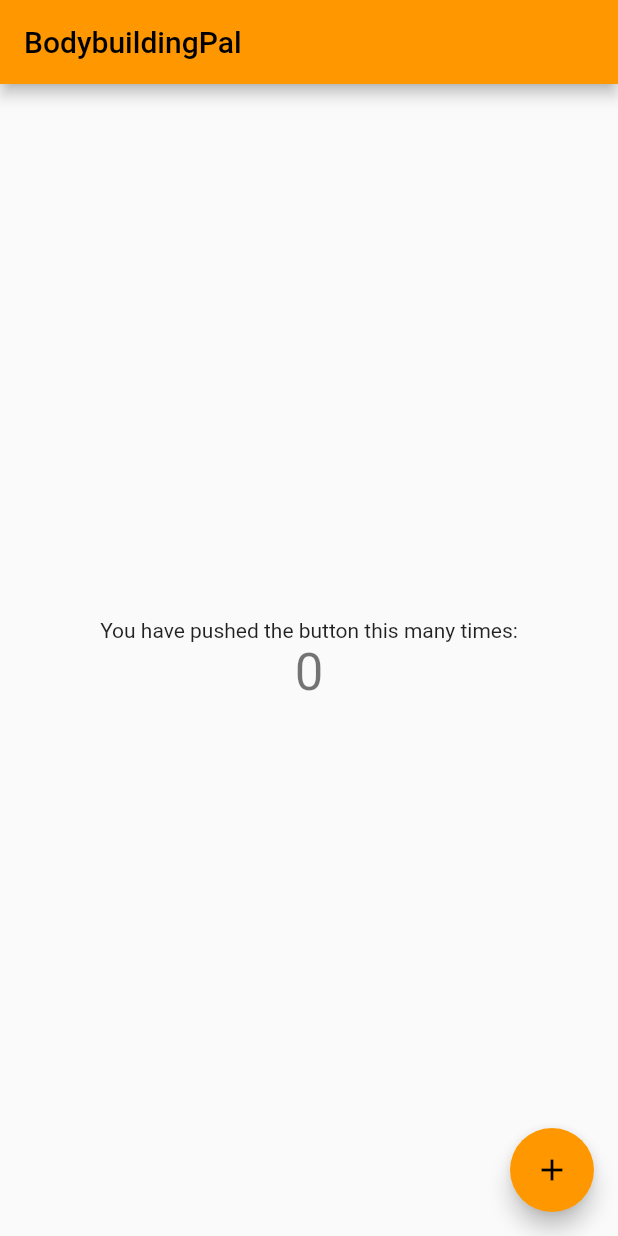
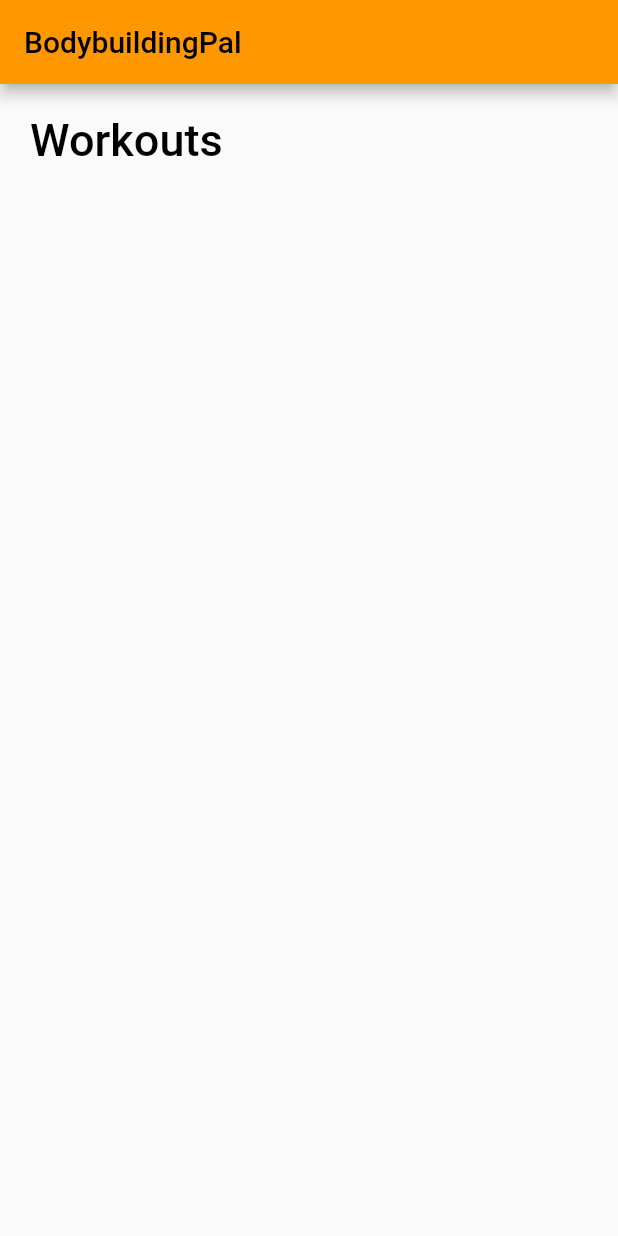
Before and after one commit to draff1800/bodybuildingpal, a Flutter app: the screen it shows after launch, on a phone screen of 412 x 824 dp. Run offline on Flutter 3.47's test engine with Material 2 defaults, Android fonts, the phone set to English and light mode, and no system bars.

Commit message:
Removed previous template. Added Workouts title to top left of page.

```diff
--- a/lib/main.dart
+++ b/lib/main.dart
@@ -1,115 +1,55 @@
 import 'package:flutter/material.dart';
 
-void main() {
-  runApp(const MyApp());
-}
+void main() => runApp(const MyApp());
 
 class MyApp extends StatelessWidget {
   const MyApp({Key? key}) : super(key: key);
 
-  // This widget is the root of your application.
+  static const String _title = 'BodybuildingPal';
+
   @override
   Widget build(BuildContext context) {
     return MaterialApp(
-      title: 'BodybuildingPal',
+      title: _title,
       theme: ThemeData(
-        // This is the theme of your application.
-        //
-        // Try running your application with "flutter run". You'll see the
-        // application has a blue toolbar. Then, without quitting the app, try
-        // changing the primarySwatch below to Colors.green and then invoke
-        // "hot reload" (press "r" in the console where you ran "flutter run",
-        // or simply save your changes to "hot reload" in a Flutter IDE).
-        // Notice that the counter didn't reset back to zero; the application
-        // is not restarted.
-        primarySwatch: Colors.orange,
+        primarySwatch: Colors.orange
       ),
-      home: const MyHomePage(title: 'BodybuildingPal'),
+      home: Scaffold(
+        appBar: AppBar(title: const Text(_title)),
+        body: const MyStatefulWidget(),
+      ),
     );
   }
 }
 
-class MyHomePage extends StatefulWidget {
-  const MyHomePage({Key? key, required this.title}) : super(key: key);
-
-  // This widget is the home page of your application. It is stateful, meaning
-  // that it has a State object (defined below) that contains fields that affect
-  // how it looks.
-
-  // This class is the configuration for the state. It holds the values (in this
-  // case the title) provided by the parent (in this case the App widget) and
-  // used by the build method of the State. Fields in a Widget subclass are
-  // always marked "final".
-
-  final String title;
+class MyStatefulWidget extends StatefulWidget {
+  const MyStatefulWidget({Key? key}) : super(key: key);
 
   @override
-  State<MyHomePage> createState() => _MyHomePageState();
+  State<MyStatefulWidget> createState() => _MyStatefulWidgetState();
 }
 
-class _MyHomePageState extends State<MyHomePage> {
-  int _counter = 0;
-
-  void _incrementCounter() {
-    setState(() {
-      // This call to setState tells the Flutter framework that something has
-      // changed in this State, which causes it to rerun the build method below
-      // so that the display can reflect the updated values. If we changed
-      // _counter without calling setState(), then the build method would not be
-      // called again, and so nothing would appear to happen.
-      _counter++;
-    });
-  }
+class _MyStatefulWidgetState extends State<MyStatefulWidget> {
+  TextEditingController nameController = TextEditingController();
+  TextEditingController passwordController = TextEditingController();
 
   @override
   Widget build(BuildContext context) {
-    // This method is rerun every time setState is called, for instance as done
-    // by the _incrementCounter method above.
-    //
-    // The Flutter framework has been optimized to make rerunning build methods
-    // fast, so that you can just rebuild anything that needs updating rather
-    // than having to individually change instances of widgets.
-    return Scaffold(
-      appBar: AppBar(
-        // Here we take the value from the MyHomePage object that was created by
-        // the App.build method, and use it to set our appbar title.
-        title: Text(widget.title),
-      ),
-      body: Center(
-        // Center is a layout widget. It takes a single child and positions it
-        // in the middle of the parent.
-        child: Column(
-          // Column is also a layout widget. It takes a list of children and
-          // arranges them vertically. By default, it sizes itself to fit its
-          // children horizontally, and tries to be as tall as its parent.
-          //
-          // Invoke "debug painting" (press "p" in the console, choose the
-          // "Toggle Debug Paint" action from the Flutter Inspector in Android
-          // Studio, or the "Toggle Debug Paint" command in Visual Studio Code)
-          // to see the wireframe for each widget.
-          //
-          // Column has various properties to control how it sizes itself and
-          // how it positions its children. Here we use mainAxisAlignment to
-          // center the children vertically; the main axis here is the vertical
-          // axis because Columns are vertical (the cross axis would be
-          // horizontal).
-          mainAxisAlignment: MainAxisAlignment.center,
+    return Padding(
+        padding: const EdgeInsets.all(10),
+        child: ListView(
           children: <Widget>[
-            const Text(
-              'You have pushed the button this many times:',
-            ),
-            Text(
-              '$_counter',
-              style: Theme.of(context).textTheme.headline4,
-            ),
+            Container(
+                alignment: Alignment.centerLeft,
+                padding: const EdgeInsets.all(10),
+                child: const Text(
+                  'Workouts',
+                  style: TextStyle(
+                      color: Colors.black,
+                      fontWeight: FontWeight.w500,
+                      fontSize: 30),
+                )),
           ],
-        ),
-      ),
-      floatingActionButton: FloatingActionButton(
-        onPressed: _incrementCounter,
-        tooltip: 'Increment',
-        child: const Icon(Icons.add),
-      ), // This trailing comma makes auto-formatting nicer for build methods.
-    );
+        ));
   }
 }
```
